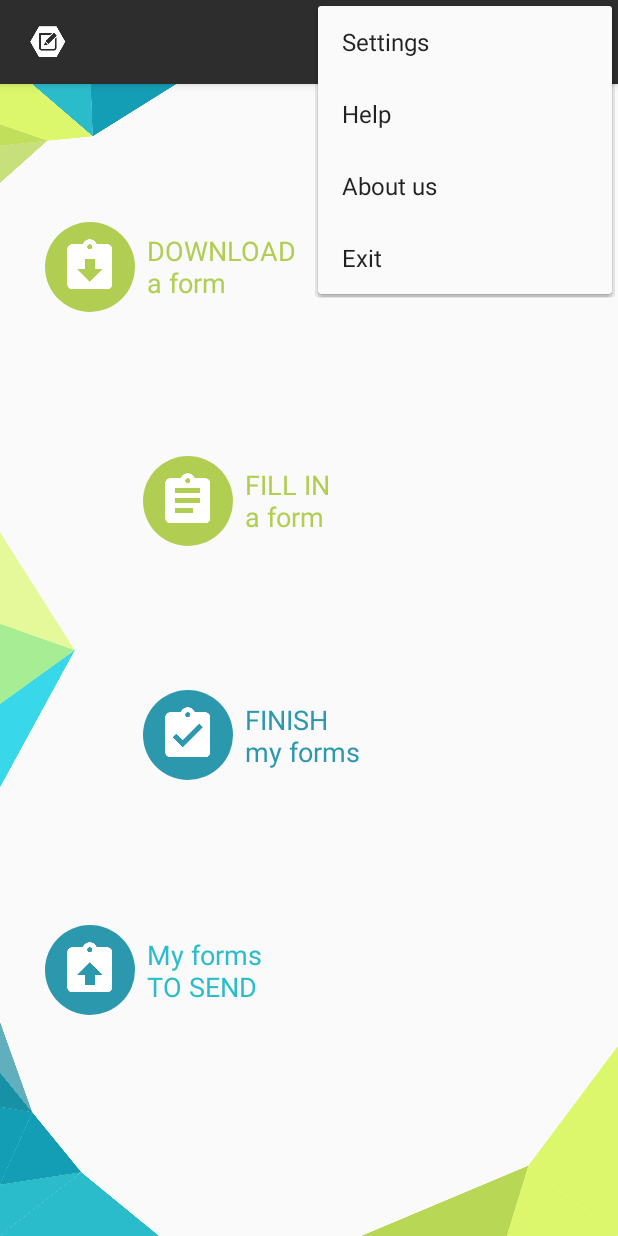
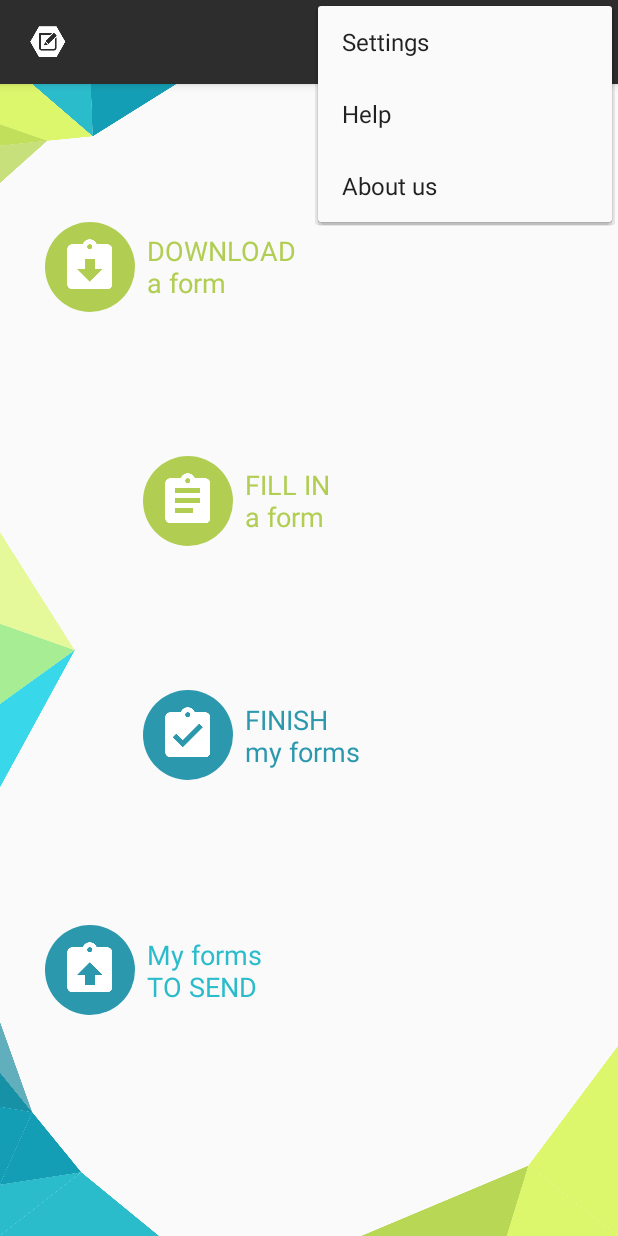
Before and after one commit to makinacorpus/MakinaCollect, an Android app: the DashBoardActivity screen opened directly, with no data from a screen before it, with the options menu open, on a phone screen of 412 x 824 dp. Run offline under Robolectric (Android 15) with nearby library versions, the phone set to English and light mode, and no system bars; libraries missing offline, so code that uses them is left out: ly.count.android; plain views replace CustomFontButton; 4 statements that could not run were skipped.

Commit message:
update menu item icon drawables and remove obsolete exit menu item !

```diff
--- a/app/src/main/res/menu/preferences.xml
+++ b/app/src/main/res/menu/preferences.xml
@@ -4,13 +4,13 @@
 
     <item
         android:id="@+id/menu_help"
-        android:icon="@drawable/actionbar_help"
+        android:icon="@drawable/ic_action_help"
         android:orderInCategory="102"
         android:title="@string/help"
         app:showAsAction="never" />
     <item
         android:id="@+id/menu_about_us"
-        android:icon="@drawable/actionbar_about_us"
+        android:icon="@drawable/ic_action_about"
         android:orderInCategory="103"
         android:title="@string/about_us"
         app:showAsAction="never" />
--- a/app/src/main/res/menu/settings.xml
+++ b/app/src/main/res/menu/settings.xml
@@ -4,27 +4,21 @@
 
     <item
         android:id="@+id/menu_settings"
-        android:icon="@drawable/actionbar_settings"
+        android:icon="@drawable/ic_action_settings"
         android:orderInCategory="101"
         android:title="@string/settings"
         app:showAsAction="never" />
     <item
         android:id="@+id/menu_help"
-        android:icon="@drawable/actionbar_help"
+        android:icon="@drawable/ic_action_help"
         android:orderInCategory="102"
         android:title="@string/help"
         app:showAsAction="never" />
     <item
         android:id="@+id/menu_about_us"
-        android:icon="@drawable/actionbar_about_us"
+        android:icon="@drawable/ic_action_about"
         android:orderInCategory="103"
         android:title="@string/about_us"
         app:showAsAction="never" />
-    <item
-        android:id="@+id/menu_exit"
-        android:icon="@drawable/actionbar_exit"
-        android:orderInCategory="104"
-        android:title="@string/exit"
-        app:showAsAction="never" />
 
 </menu>
```
